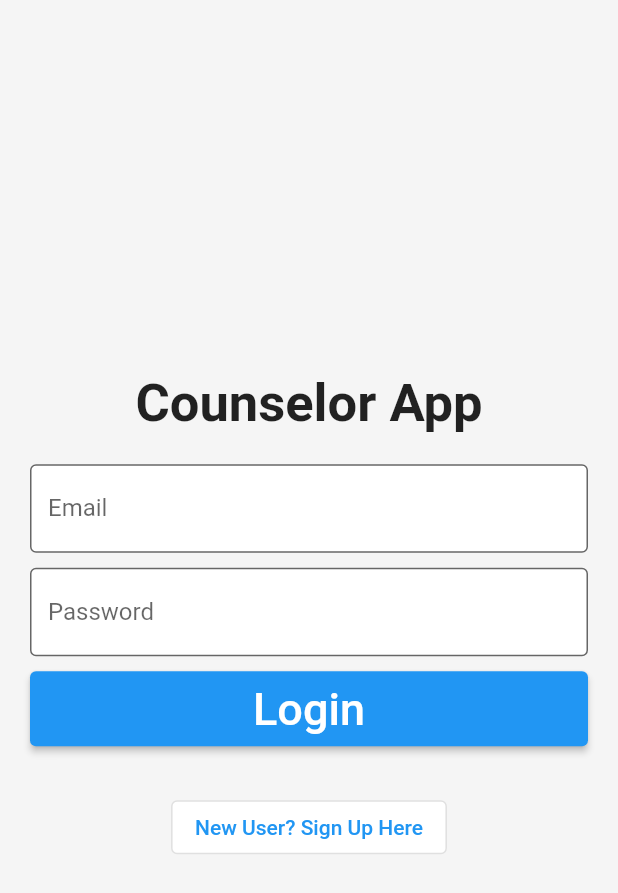
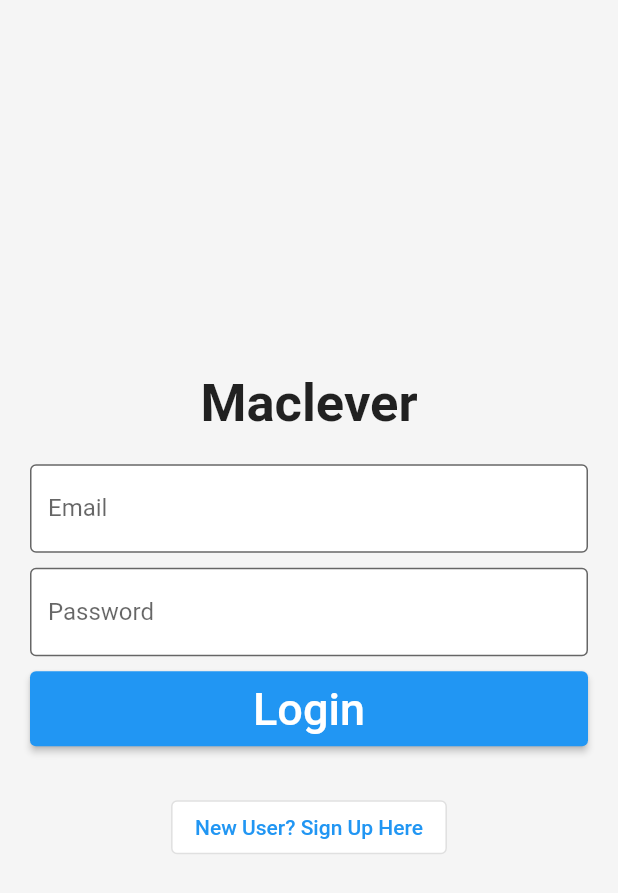
Before and after one commit to chongdayou/CounselorApp, a Flutter app: the loginScreen screen opened by its route, on a phone screen of 412 x 824 dp. Shown: the top 893 px of the screen. Run offline on Flutter 3.47's test engine with Material 2 defaults, Android fonts, the phone set to English and light mode, and no system bars; our stand-ins replace cloud_firestore, firebase_auth, firebase_core, font_awesome_flutter; missing offline and left inert: dart:ffi, sentiment_dart; accounts and stored records are empty.

```diff
--- a/CounselorApp/lib/screens/initialization.dart
+++ b/CounselorApp/lib/screens/initialization.dart
@@ -28,12 +28,12 @@ class InitializationScreen extends StatelessWidget {
             return const LoadingScreen();
           }
 
-          // print("Here is the data: ${snapshot.data}");
+          print("Here is the data: ${snapshot.data}");
           if (snapshot.data!.data() != null) {
             Map<String, dynamic> data =
                 snapshot.data!.data() as Map<String, dynamic>;
             _singleton.userData = data;
-
+            print("yes");
             if (data["account_type"] == "Creator") {
               // print("CREATOR PAGE");
               _singleton.accountType = "Creator";
--- a/CounselorApp/lib/screens/login.dart
+++ b/CounselorApp/lib/screens/login.dart
@@ -20,7 +20,7 @@ class loginScreen extends StatelessWidget {
         mainAxisAlignment: MainAxisAlignment.center,
         children: [
           const Text(
-            'Counselor App',
+            'Maclever',
             style: TextStyle(
               fontWeight: FontWeight.bold,
               fontSize: 35,
--- a/CounselorApp/lib/screens/topic.dart
+++ b/CounselorApp/lib/screens/topic.dart
@@ -17,7 +17,7 @@ class topicEntry extends StatelessWidget {
       choices.add(Container(
         padding: const EdgeInsets.all(2.0),
         child: ChoiceChip(
-          selectedColor: Colors.grey,
+          selectedColor: Color.fromARGB(255, 255, 255, 255),
           label: Text(
             item,
             style: const TextStyle(fontSize: 10, color: Colors.black),
@@ -60,7 +60,7 @@ class topicEntry extends StatelessWidget {
               // padding: const EdgeInsets.all(8.0),
               child: Card(
                   clipBehavior: Clip.antiAlias,
-                  color: Color.fromARGB(164, 163, 204, 220),
+                  color: Color.fromARGB(238, 37, 161, 209),
                   child: InkWell(
                       onTap: () {
                         Navigator.of(context).push(MaterialPageRoute(
@@ -102,7 +102,7 @@ class topicEntry extends StatelessWidget {
                           Container(
                             width: SizeConfig.blockSizeHorizontal! * 40,
                             height: 250,
-                            color: Colors.grey,
+                            color: Color.fromARGB(0, 158, 158, 158),
                             child: Padding(
                               padding: EdgeInsets.all(8.0),
                               child: Text(
--- a/CounselorApp/lib/shared/bottomBar.dart
+++ b/CounselorApp/lib/shared/bottomBar.dart
@@ -41,6 +41,7 @@ class navigationBar extends StatelessWidget {
             if (Auth().user == null) {
               Navigator.pushNamed(context, '/unsignedScreen');
             } else {
+              print("tester");
               if (_singleton.userData != null &&
                   _singleton.userData!.containsKey("preferences")) {
                 // if the user already has preference parameters set
@@ -62,6 +63,7 @@ class navigationBar extends StatelessWidget {
                 //   builder: (BuildContext context) => QuizScreen(),
                 // ));
               }
+              print(_singleton.userData);
             }
             break;
           case 2: // profile
```
Also changed, not shown: CounselorApp/lib/PrivacyPolicy.txt (added).
